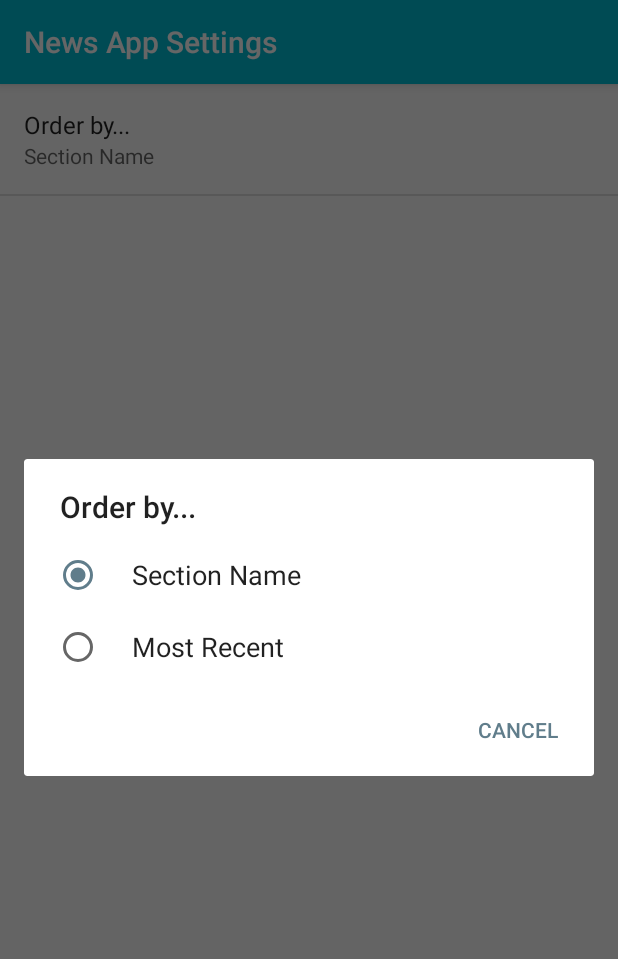
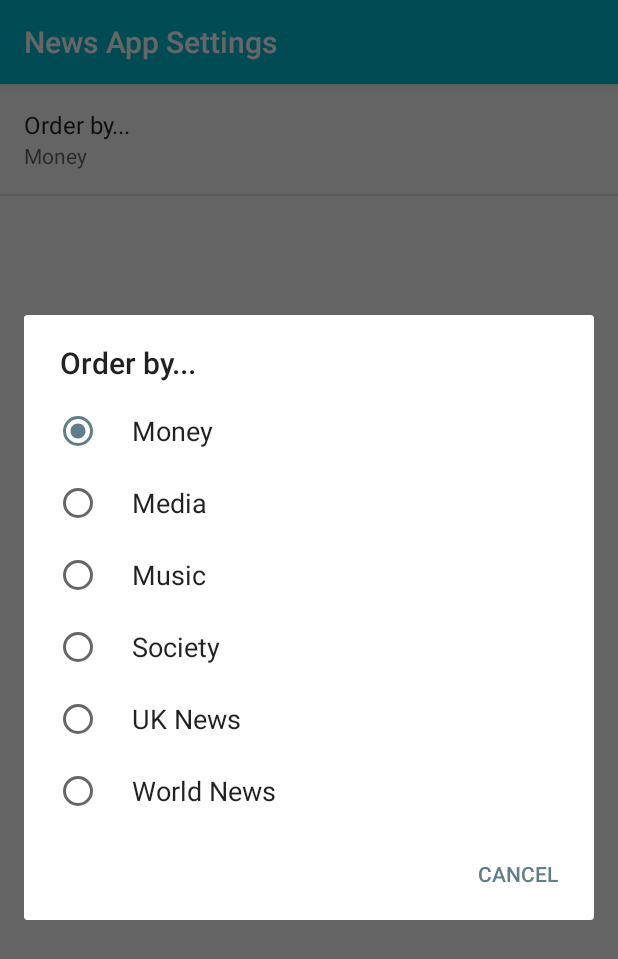
Before and after one commit to latkowska/NewsApp11, an Android app: the SettingsActivity screen opened directly, with no data from a screen before it, after a tap on "Order by...", on a phone screen of 412 x 824 dp. Shown: the top 959 px of the screen. Run offline under Robolectric (Android 15) with nearby library versions, the phone set to English and light mode, and no system bars.

```diff
--- a/app/src/main/res/values/arrays.xml
+++ b/app/src/main/res/values/arrays.xml
@@ -1,12 +1,20 @@
 <?xml version="1.0" encoding="utf-8"?>
 <resources>
     <string-array name="settings_order_by_labels">
-        <item>@string/settings_order_by_section_name_label</item>
-        <item>@string/settings_order_by_most_recent_label</item>
+        <item>@string/settings_order_by_tag_money_label</item>
+        <item>@string/settings_order_by_tag_media_label</item>
+        <item>@string/settings_order_by_tag_music_label</item>
+        <item>@string/settings_order_by_tag_society_label</item>
+        <item>@string/settings_order_by_tag_uk_label</item>
+        <item>@string/settings_order_by_tag_world_label</item>
     </string-array>
 
     <string-array name="settings_order_by_values">
-        <item>@string/settings_order_by_section_name_value</item>
-        <item>@string/settings_order_by_most_recent_value</item>
+        <item>@string/settings_order_by_tag_money_value</item>
+        <item>@string/settings_order_by_tag_media_value</item>
+        <item>@string/settings_order_by_tag_music_value</item>
+        <item>@string/settings_order_by_tag_society_value</item>
+        <item>@string/settings_order_by_tag_uk_value</item>
+        <item>@string/settings_order_by_tag_world_value</item>
     </string-array>
 </resources>
--- a/app/src/main/res/values/strings.xml
+++ b/app/src/main/res/values/strings.xml
@@ -16,14 +16,31 @@
     <!-- Strings For Order-By Preference -->
     <string name="settings_order_by_lable">Order by...</string>
     <string name="settings_order_by_key" translatable="false">order-by</string>
-    <string name="settings_order_by_default" translatable="false">@string/settings_order_by_section_name_value</string>
+    <string name="settings_order_by_default" translatable="false">@string/settings_order_by_tag_money_value</string>
 
-    <!-- Label for order-by section name option  -->
-    <string name="settings_order_by_section_name_label">Section Name</string>
-    <string name="settings_order_by_section_name_value" translatable="false">sectionName</string>
+    <!-- Label for order_by music -->
+    <string name="settings_order_by_tag_music_label">Music</string>
+    <string name="settings_order_by_tag_music_value" translatable="false">music/music</string>
 
-    <!-- Label for order-by most recent option [CHAR LIMIT=20] -->
-    <string name="settings_order_by_most_recent_label">Most Recent</string>
-    <string name="settings_order_by_most_recent_value" translatable="false">webPublicationDate</string>
+    <!-- Label for order_by money -->
+    <string name="settings_order_by_tag_money_label">Money</string>
+    <string name="settings_order_by_tag_money_value" translatable="false">money/money</string>
+
+    <!-- Label for order_by society -->
+    <string name="settings_order_by_tag_society_label">Society</string>
+    <string name="settings_order_by_tag_society_value" translatable="false">society/society</string>
+
+    <!-- Label for order_by World News -->
+    <string name="settings_order_by_tag_world_label">World News</string>
+    <string name="settings_order_by_tag_world_value" translatable="false">world/world</string>
+
+    <!-- Label for order_by UK News -->
+    <string name="settings_order_by_tag_uk_label">UK News</string>
+    <string name="settings_order_by_tag_uk_value" translatable="false">uk-news/uk-news</string>
+
+    <!-- Label for order_by Media -->
+    <string name="settings_order_by_tag_media_label">Media</string>
+    <string name="settings_order_by_tag_media_value" translatable="false">media/media/</string>
+
 
 </resources>
--- a/app/src/main/res/values/styles.xml
+++ b/app/src/main/res/values/styles.xml
@@ -19,6 +19,12 @@
         <item name="android:textStyle">italic</item>
     </style>
 
+    <!--Author style. -->
+    <style name="Author">
+        <item name="android:textSize">16sp</item>
+        <item name="android:textStyle">italic</item>
+    </style>
+
     <!--Date of publishing style. -->
     <style name="Date">
         <item name="android:textSize">12sp</item>
```
Also changed, not shown: app/src/main/java/com/example/android/newsapp11/MainActivity.java (+11 -7 lines), app/src/main/java/com/example/android/newsapp11/News.java (+10 -13 lines), app/src/main/java/com/example/android/newsapp11/NewsAdapter.java (+15 -4 lines), app/src/main/java/com/example/android/newsapp11/QueryUtils.java (+12 -18 lines), app/src/main/res/layout/list_item.xml (+8 -0 lines).
